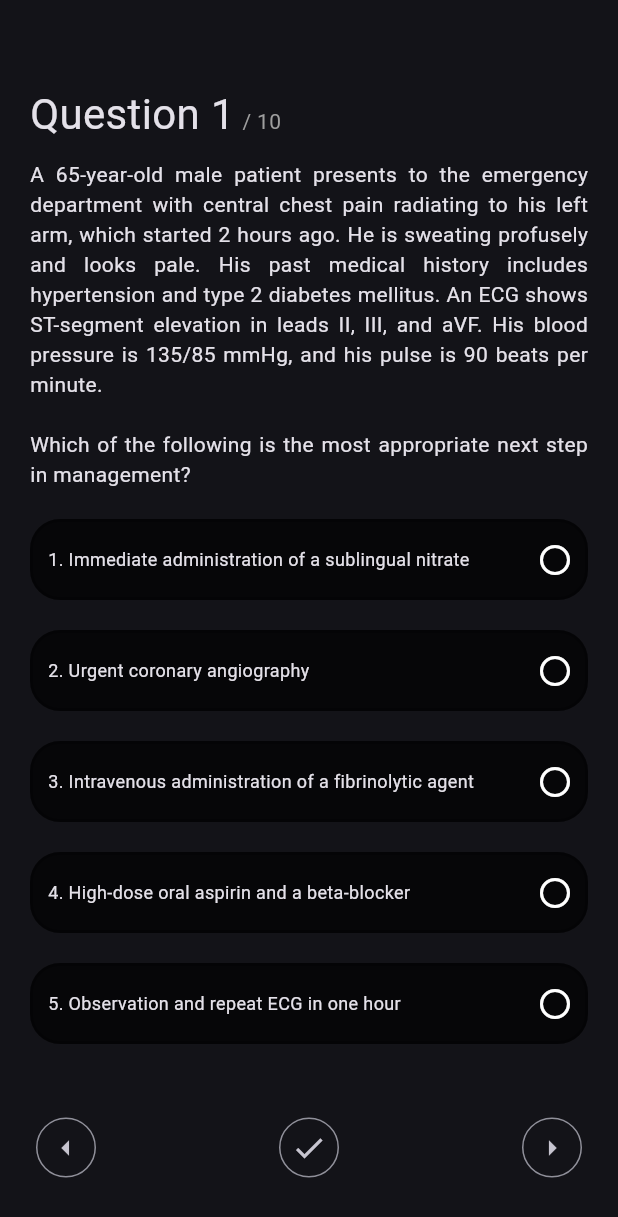
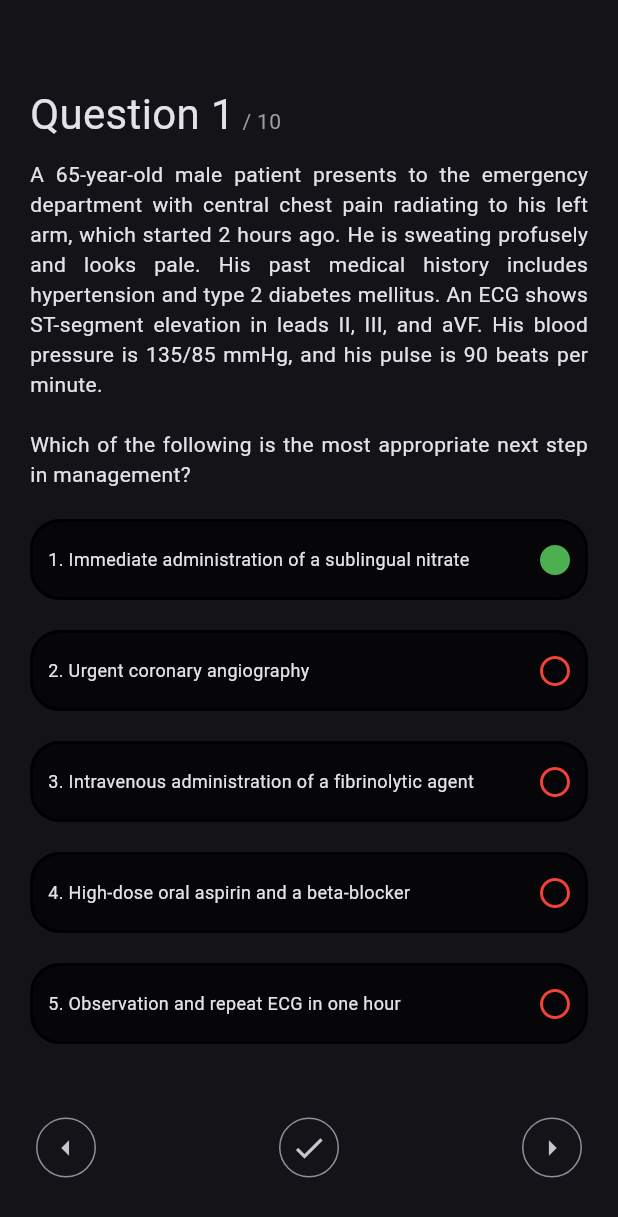
Before and after one commit to anchit-chandran/med_sba, a Flutter app: the screen it shows after launch, after a tap on the "check" icon, on a phone screen of 412 x 824 dp. Shown: the top 1217 px of the screen. Run offline on Flutter 3.47's test engine with Material 3 defaults, Android fonts, the light colour scheme and no system bars.

Commit message:
adds select correct/incorrect answer
Signed-off-by: anchit-chandran <anchit97123@gmail.com>

```diff
--- a/lib/change_selected_answer.dart
+++ b/lib/change_selected_answer.dart
@@ -1,13 +1,27 @@
 import 'package:flutter/material.dart';
 
 class ChangeSelectedAnswer extends ChangeNotifier {
-  int _selectedAnswer = 0;
+  int _selectedAnswer = -1;
+  bool _hasSubmittedAnswer = false;
+  bool _isCorrect = false;
 
   get selectedAnswer => _selectedAnswer;
+  get hasSubmittedAnswer => _hasSubmittedAnswer;
+  get isCorrect => _isCorrect;
 
   void changeAnswer(int newAnswer) {
     _selectedAnswer = newAnswer;
     notifyListeners();
   }
 
+  void setSubmittedAnswer() {
+    _hasSubmittedAnswer = true;
+    notifyListeners();
+  }
+
+  void setIsCorrect() {
+    _isCorrect = true;
+    notifyListeners();
+  }
+
 }
--- a/lib/main.dart
+++ b/lib/main.dart
@@ -60,6 +60,7 @@ class _QuestionPageState extends State<QuestionPage> {
       'answer4': 'High-dose oral aspirin and a beta-blocker',
       'answer5': 'Observation and repeat ECG in one hour',
     };
+    const correctAnswer = 1;
 
     return Scaffold(
       appBar: AppBar(),
@@ -91,11 +92,12 @@ class _QuestionPageState extends State<QuestionPage> {
               child: Container(
                 child: Answers(
                   answers: answers,
+                  correctAnswer: correctAnswer,
                 ),
               ),
             ),
             Expanded(
-              child: ActionButtonsRow(),
+              child: ActionButtonsRow(correctAnswer: correctAnswer),
             ),
           ],
         ),
@@ -104,13 +106,42 @@ class _QuestionPageState extends State<QuestionPage> {
   }
 }
 
-class ActionButtonsRow extends StatelessWidget {
+class ActionButtonsRow extends StatefulWidget {
+  final int correctAnswer;
+
   const ActionButtonsRow({
     super.key,
+    required this.correctAnswer,
   });
 
   @override
+  State<ActionButtonsRow> createState() => _ActionButtonsRowState();
+}
+
+class _ActionButtonsRowState extends State<ActionButtonsRow> {
+  void handleSubmitQuestionPress(context) {
+    // First get the currently selected answer.
+    var selectedAnswer =
+        Provider.of<ChangeSelectedAnswer>(context, listen: false)
+            .selectedAnswer;
+
+    // Then notify the provider that the user has submitted an answer.
+    Provider.of<ChangeSelectedAnswer>(context, listen: false)
+        .setSubmittedAnswer();
+
+    if (selectedAnswer == widget.correctAnswer) {
+      Provider.of<ChangeSelectedAnswer>(context, listen: false).setIsCorrect();
+    } else {
+      print('wrong');
+    }
+  }
+
+  @override
   Widget build(BuildContext context) {
+    var hasSubmittedAnswer =
+        Provider.of<ChangeSelectedAnswer>(context, listen: false)
+            .hasSubmittedAnswer;
+
     return Row(
       mainAxisAlignment: MainAxisAlignment.spaceBetween,
       children: [
@@ -121,9 +152,9 @@ class ActionButtonsRow extends StatelessWidget {
           icon: Icon(Icons.arrow_left),
         ),
         IconButton.outlined(
-          onPressed: () {
-            print('submit');
-          },
+          onPressed: hasSubmittedAnswer
+              ? null
+              : () => handleSubmitQuestionPress(context),
           icon: Icon(Icons.check),
         ),
         IconButton.outlined(
@@ -139,10 +170,12 @@ class ActionButtonsRow extends StatelessWidget {
 
 class Answers extends StatefulWidget {
   final Map<String, String> answers;
+  final int correctAnswer;
 
   const Answers({
     super.key,
     required this.answers,
+    required this.correctAnswer,
   });
 
   @override
@@ -160,11 +193,52 @@ class _AnswersState extends State<Answers> {
     );
   }
 
+  Color getAnswerColor({
+    required bool isSelected,
+    required bool hasSubmittedAnswer,
+    required bool isCorrect,
+    bool isIconColor = false,
+  }) {
+    if (isIconColor) {
+      if (hasSubmittedAnswer) {
+        if (isCorrect) {
+          return Colors.green;
+        } else {
+          return Colors.red;
+        }
+      } else {
+        return Colors.white;
+      }
+    } else {
+      if (isSelected) {
+        if (hasSubmittedAnswer) {
+          if (isCorrect) {
+            return Colors.green;
+          } else {
+            return Colors.red;
+          }
+        } else {
+          return Colors.white;
+        }
+      } else {
+        return Colors.black;
+      }
+    }
+  }
+
   List<Widget> constructAnswerRows({required Map<String, String> answers}) {
     List<Widget> allAnswers = [];
 
-    var selectedAnswer =
-        Provider.of<ChangeSelectedAnswer>(context).selectedAnswer;
+    var selectedAnswer = Provider.of<ChangeSelectedAnswer>(
+      context,
+    ).selectedAnswer;
+
+    bool hasSubmittedAnswer = Provider.of<ChangeSelectedAnswer>(
+      context,
+      listen: false,
+    ).hasSubmittedAnswer;
+
+
 
     for (var answer in answers.entries) {
       // First get the answer number from key
@@ -173,30 +247,30 @@ class _AnswersState extends State<Answers> {
       // Set true if this is the current selected answer.
       bool isSelected = answerNum == selectedAnswer;
 
+      bool isCorrect = answerNum == widget.correctAnswer;
+
       // Now, set the conditional stylings.
       Icon answerIcon;
       Border answerBorder;
 
-      if (isSelected) {
-        answerIcon = Icon(
-          Icons.circle_rounded,
-          color: Colors.white,
-        );
+      // Set default styling
+      answerIcon = Icon(
+        isSelected || (hasSubmittedAnswer && isCorrect) ? Icons.circle_rounded : Icons.circle_outlined,
+        color: getAnswerColor(
+          isSelected: isSelected,
+          hasSubmittedAnswer: hasSubmittedAnswer,
+          isCorrect: isCorrect,
+          isIconColor: true,
+        ),
+      );
 
-        answerBorder = Border.all(
-          color: Colors.white,
-          width: 2.0,
-        );
-      } else {
-        answerIcon = Icon(
-          Icons.circle_outlined,
-          color: Colors.white,
-        );
-        answerBorder = Border.all(
-          color: Colors.black26,
-          width: 2.0,
-        );
-      }
+      answerBorder = Border.all(
+        color: getAnswerColor(
+            isSelected: isSelected,
+            hasSubmittedAnswer: hasSubmittedAnswer,
+            isCorrect: isCorrect),
+        width: 2.0,
+      );
 
       // Then get the answer text
       String answerText = answer.value;
```
